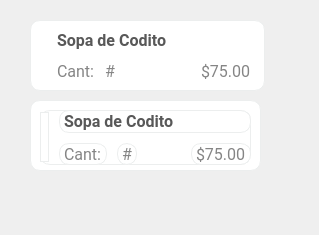
Before: the Qt Designer form El-Patio/mesero/mesero_tarjeta_chica.ui in MrDanielG/IHC-ElPatio, drawn with Qt 5.
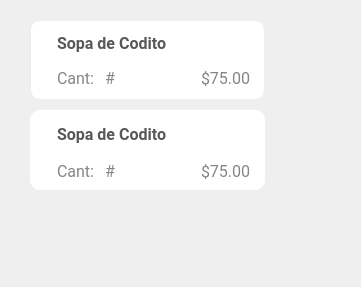
After: the same form once the commit is applied. Icons and pictures are not drawn.

Patch:
```diff
--- a/El-Patio/mesero/mesero_tarjeta_chica.ui
+++ b/El-Patio/mesero/mesero_tarjeta_chica.ui
@@ -6,8 +6,8 @@
    <rect>
     <x>0</x>
     <y>0</y>
-    <width>319</width>
-    <height>235</height>
+    <width>361</width>
+    <height>287</height>
    </rect>
   </property>
   <property name="windowTitle">
@@ -17,15 +17,14 @@
    <property name="geometry">
     <rect>
      <x>30</x>
-     <y>100</y>
-     <width>231</width>
-     <height>71</height>
+     <y>110</y>
+     <width>235</width>
+     <height>80</height>
     </rect>
    </property>
    <property name="styleSheet">
     <string notr="true">border-radius: 10px;
-background-color: #fff;
-border: 1px solid #ECEEEE;</string>
+background-color: #fff;</string>
    </property>
    <property name="frameShape">
     <enum>QFrame::StyledPanel</enum>
@@ -39,7 +38,7 @@
       <x>10</x>
       <y>10</y>
       <width>211</width>
-      <height>55</height>
+      <height>65</height>
      </rect>
     </property>
     <layout class="QHBoxLayout" name="horizontalLayout_4">
@@ -165,7 +164,7 @@
      <x>30</x>
      <y>20</y>
      <width>235</width>
-     <height>71</height>
+     <height>80</height>
     </rect>
    </property>
    <property name="styleSheet">
@@ -183,7 +182,7 @@
      <x>40</x>
      <y>30</y>
      <width>211</width>
-     <height>52</height>
+     <height>61</height>
     </rect>
    </property>
    <layout class="QHBoxLayout" name="horizontalLayout_2">
```
Left out of the diff: 18 changed lines with no effect on the pictures.
